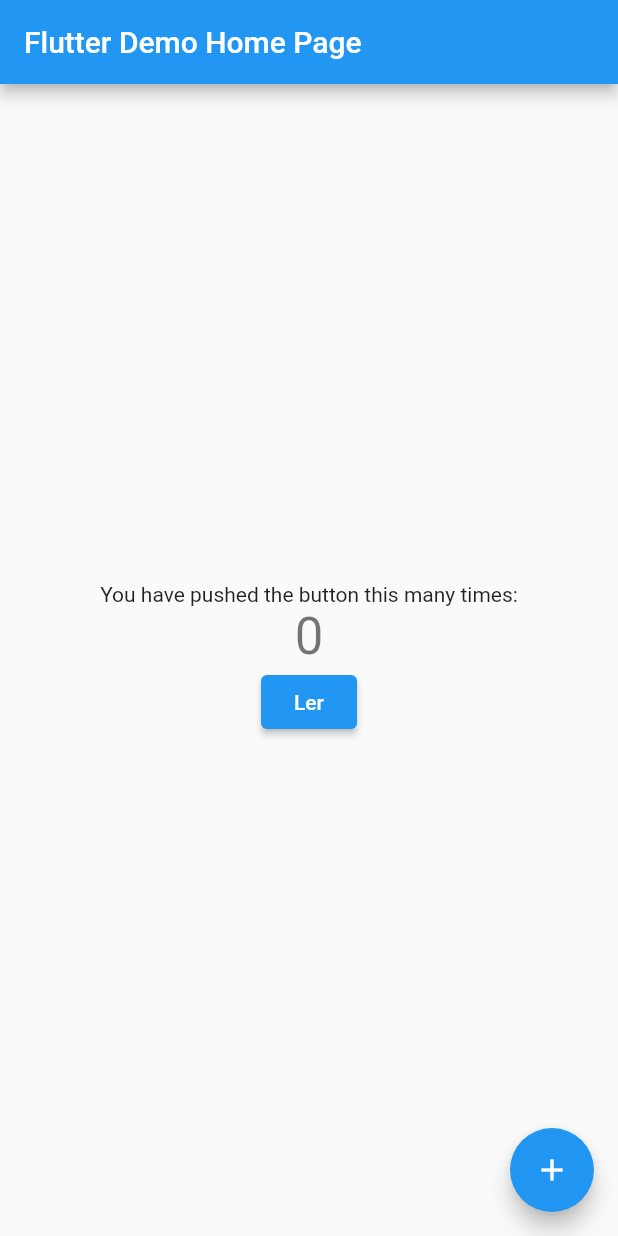
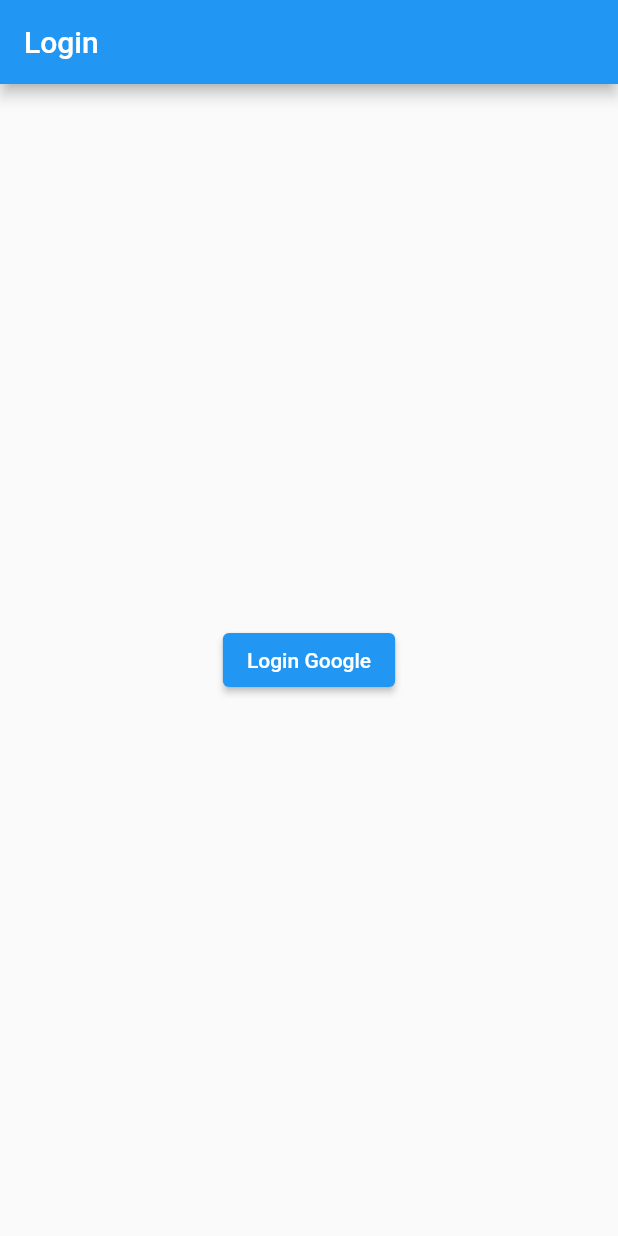
Before and after one commit to Lovepeople-BR/lovepeople_firebase, a Flutter app: the screen it shows after launch, on a phone screen of 412 x 824 dp. Run offline on Flutter 3.47's test engine with Material 2 defaults, Android fonts, the phone set to English and light mode, and no system bars; our stand-ins replace firebase_analytics, firebase_auth, firebase_core, firebase_database, google_sign_in; accounts and stored records are empty.

Commit message:
configura login com google

```diff
--- a/lib/main.dart
+++ b/lib/main.dart
@@ -1,22 +1,18 @@
 import 'package:firebase_analytics/firebase_analytics.dart';
 import 'package:firebase_analytics/observer.dart';
-import 'package:firebase_auth/firebase_auth.dart';
 import 'package:firebase_core/firebase_core.dart';
 import 'package:flutter/material.dart';
-import 'package:google_sign_in/google_sign_in.dart';
-import 'package:firebase_core/firebase_core.dart';
-import 'package:firebase_database/firebase_database.dart';
-import 'package:flutter/material.dart';
-import 'package:lovepeople_firebase/read.dart';
+import 'package:lovepeople_firebase/pages/home.dart';
+import 'package:lovepeople_firebase/pages/login.dart';
 
-void main() {
+void main() async {
   WidgetsFlutterBinding.ensureInitialized();
+  await Firebase.initializeApp();
   runApp(MyApp());
 }
 
 class MyApp extends StatelessWidget {
-  final _firebaseApp = Firebase.initializeApp();
-  FirebaseAnalytics analytics = FirebaseAnalytics();
+  final FirebaseAnalytics analytics = FirebaseAnalytics();
 
   @override
   Widget build(BuildContext context) {
@@ -28,101 +24,11 @@ class MyApp extends StatelessWidget {
       navigatorObservers: [
         FirebaseAnalyticsObserver(analytics: analytics),
       ],
-      home: MyHomePage(title: 'Flutter Demo Home Page'),
+      routes: {
+        ...LoginPage.route,
+        ...HomePage.route,
+      },
+      initialRoute: '/',
     );
   }
 }
-
-class MyHomePage extends StatefulWidget {
-  MyHomePage({Key? key, required this.title}) : super(key: key);
-
-  final String title;
-
-  @override
-  _MyHomePageState createState() => _MyHomePageState();
-}
-
-class _MyHomePageState extends State<MyHomePage> {
-  final database = FirebaseDatabase.instance.reference();
-
-  int _counter = 0;
-
-  void _incrementCounter() async {
-    // GoogleSignIn().signOut();
-    // FirebaseAuth.instance.signOut();
-    // FirebaseAuth.instance.authStateChanges().listen((User? user) {
-    //   if (user == null) {
-    //     print('User is currently signed out!');
-    //   } else {
-    //     print(user.email);
-    //     print('User is signed in!');
-    //   }
-    // });
-    // signInWithGoogle();
-    // final increment = database.child('increment');
-    // setState(() {
-    //   _counter++;
-    // });
-    // //await increment.set({'valor': _counter}).catchError((error) => print(error));
-    // await increment.push().set({'valor': _counter}).catchError((error) => print(error));
-  }
-
-  @override
-  Widget build(BuildContext context) {
-    return Scaffold(
-      appBar: AppBar(
-        title: Text(widget.title),
-      ),
-      body: Center(
-        child: Column(
-          mainAxisAlignment: MainAxisAlignment.center,
-          children: <Widget>[
-            Text(
-              'You have pushed the button this many times:',
-            ),
-            Text(
-              '$_counter',
-              style: Theme.of(context).textTheme.headline4,
-            ),
-            ElevatedButton(
-                onPressed: () => Navigator.push(
-                      context,
-                      MaterialPageRoute(
-                        builder: (context) => Read(),
-                      ),
-                    ),
-                child: Text('Ler'))
-          ],
-        ),
-      ),
-      floatingActionButton: FloatingActionButton(
-        onPressed: _incrementCounter,
-        tooltip: 'Increment',
-        child: Icon(Icons.add),
-      ),
-    );
-  }
-
-  Future<UserCredential?> signInWithGoogle() async {
-    // Trigger the authentication flow
-    final GoogleSignInAccount? googleUser = await GoogleSignIn().signIn();
-
-    if (googleUser != null) {
-      print(googleUser.displayName);
-      print(googleUser.email);
-      // Obtain the auth details from the request
-      final GoogleSignInAuthentication googleAuth =
-          await googleUser.authentication;
-
-      // Create a new credential
-      final credential = GoogleAuthProvider.credential(
-        accessToken: googleAuth.accessToken,
-        idToken: googleAuth.idToken,
-      );
-
-      // Once signed in, return the UserCredential
-      return await FirebaseAuth.instance.signInWithCredential(credential);
-    }
-    return null;
-  }
-}
--- /dev/null
+++ b/lib/pages/login.dart
@@ -0,0 +1,57 @@
+import 'package:flutter/material.dart';
+import 'package:lovepeople_firebase/pages/home.dart';
+import 'package:lovepeople_firebase/repository/auth_repository.dart';
+
+class LoginPage extends StatefulWidget {
+  static Map route = {
+    '/': (context) => LoginPage(),
+  };
+  static String routeName = '/';
+  const LoginPage({Key? key}) : super(key: key);
+
+  @override
+  _LoginPageState createState() => _LoginPageState();
+}
+
+class _LoginPageState extends State<LoginPage> {
+  late AuthRepository _authRepository;
+  @override
+  void initState() {
+    _authRepository = AuthRepository();
+    _verifyUserSign();
+    super.initState();
+  }
+
+  @override
+  Widget build(BuildContext context) {
+    return Scaffold(
+      appBar: AppBar(
+        title: Text('Login'),
+      ),
+      body: Center(
+        child: ElevatedButton(
+          child: Text('Login Google'),
+          onPressed: _signGoogle,
+        ),
+      ),
+    );
+  }
+
+  _goHome() {
+    Navigator.of(context).pushNamed(HomePage.routeName);
+  }
+
+  void _verifyUserSign() async {
+    final user = await _authRepository.getUserSign();
+    if (user != null) {
+      _goHome();
+    }
+  }
+
+  void _signGoogle() async {
+    final user = await _authRepository.signInGoogle();
+    if (user != null) {
+      _goHome();
+    }
+  }
+}
```
Also changed, not shown: lib/pages/home.dart (added, +22 -0 lines), lib/repository/auth_repository.dart (added, +29 -0 lines).
